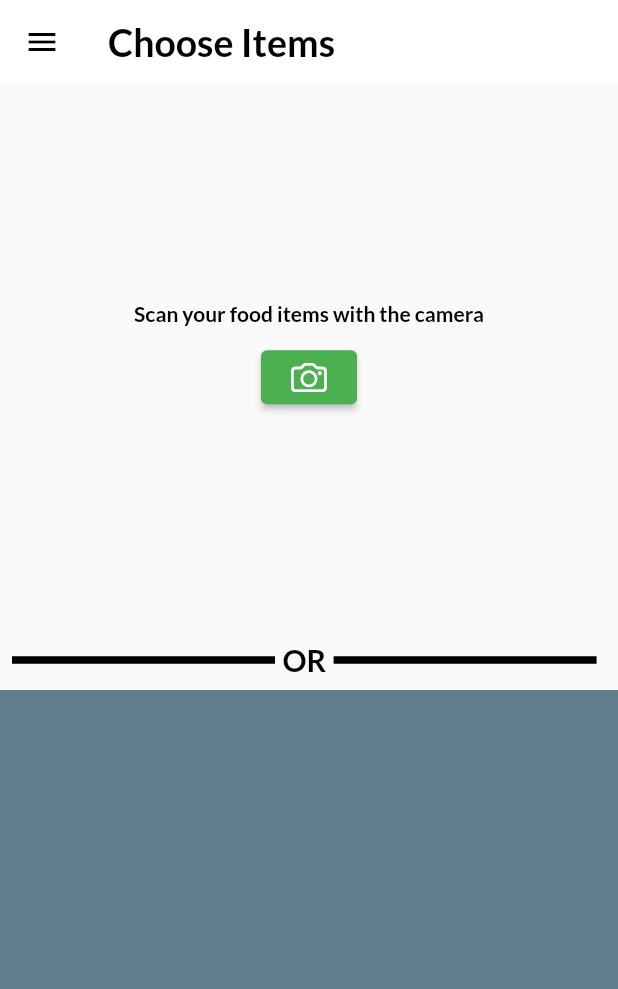
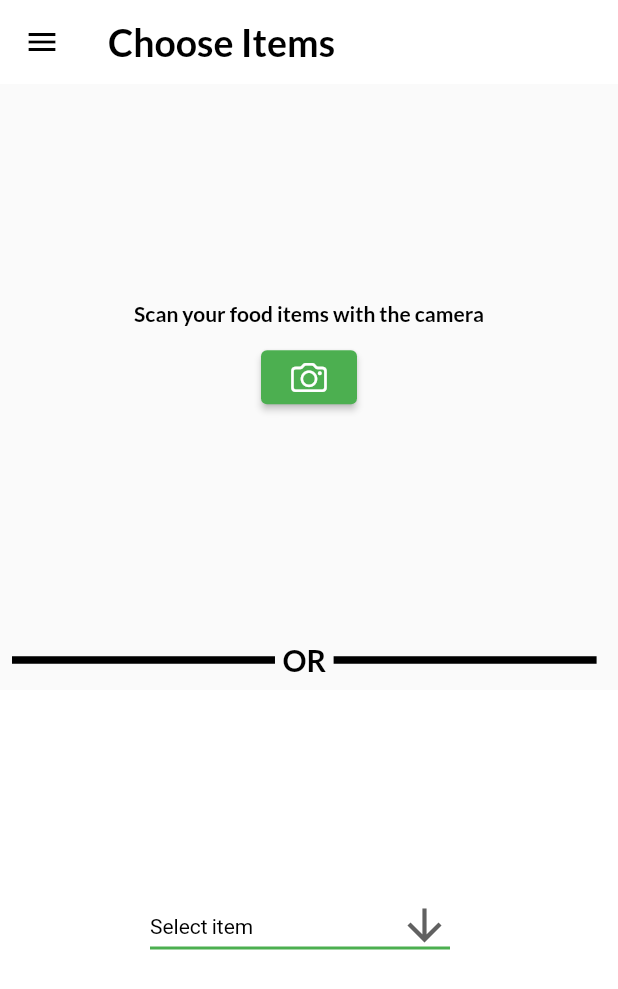
Before and after one commit to hacknitr-kifu/kifu, a Flutter app: the SchedulePage screen opened by its route, on a phone screen of 412 x 824 dp. Shown: the top 989 px of the screen. Run offline on Flutter 3.47's test engine with Material 2 defaults, Android fonts, the light colour scheme and no system bars; our stand-ins replace flutter_svg, google_fonts, google_maps_flutter, hexcolor, image_picker, simple_gradient_text; missing offline and left inert: sawo, tflite; network calls fail.

Commit message:
created dropdown

```diff
--- a/app/kifu/lib/pages/schedule.dart
+++ b/app/kifu/lib/pages/schedule.dart
@@ -21,6 +21,7 @@ class _SchedulePageState extends State<SchedulePage> {
   Widget build(BuildContext context) {
     String _chosenValue = "hi";
     double width = MediaQuery.of(context).size.width;
+    String dropdownValue = "Select item";
     return Scaffold(
       appBar: AppBar(
         backgroundColor: Colors.white,
@@ -114,8 +115,48 @@ class _SchedulePageState extends State<SchedulePage> {
             ),
             Expanded(
                 child: Container(
-              color: Colors.blueGrey,
-              child: Column(children: []),
+              color: Colors.white,
+              child: Row(
+                children: [
+                  Container(
+                    width: 300,
+                    child: Padding(
+                        padding: const EdgeInsets.fromLTRB(100, 0, 0, 50),
+                        child: DropdownButton<String>(
+                          isExpanded: true,
+                          value: dropdownValue,
+                          icon: const Icon(Icons.arrow_downward),
+                          iconSize: 34,
+                          elevation: 16,
+                          style: const TextStyle(color: Colors.black),
+                          underline: Container(
+                            height: 2,
+                            color: Colors.green,
+                          ),
+                          onChanged: (String? newValue) {
+                            setState(() {
+                              dropdownValue = newValue!;
+                            });
+                          },
+                          items: <String>[
+                            'Select item',
+                            'Asparagus',
+                            'Apple',
+                            'Avocado',
+                            'Banana',
+                            'Bread',
+                            'Book',
+                          ].map<DropdownMenuItem<String>>((String value) {
+                            return DropdownMenuItem<String>(
+                              value: value,
+                              child: Text(value),
+                            );
+                          }).toList(),
+                        )),
+                  ),
+                  Column(children: []),
+                ],
+              ),
               width: width,
             )),
           ],
```
